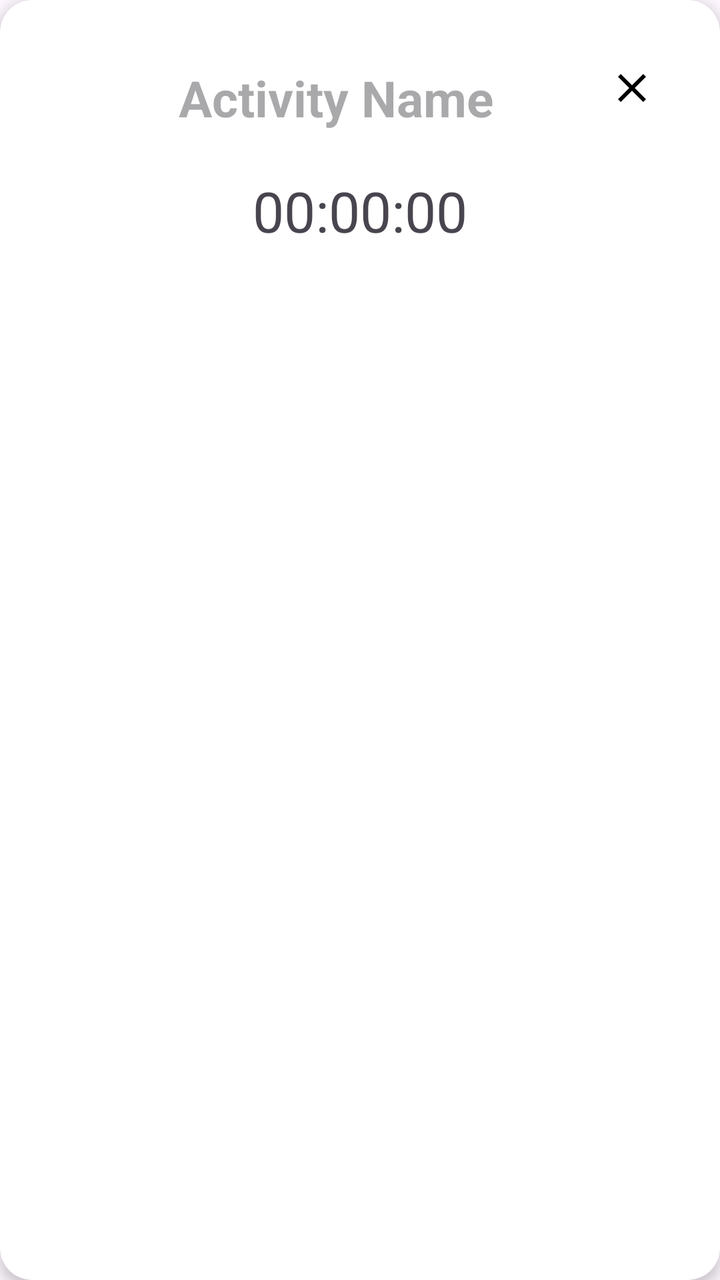
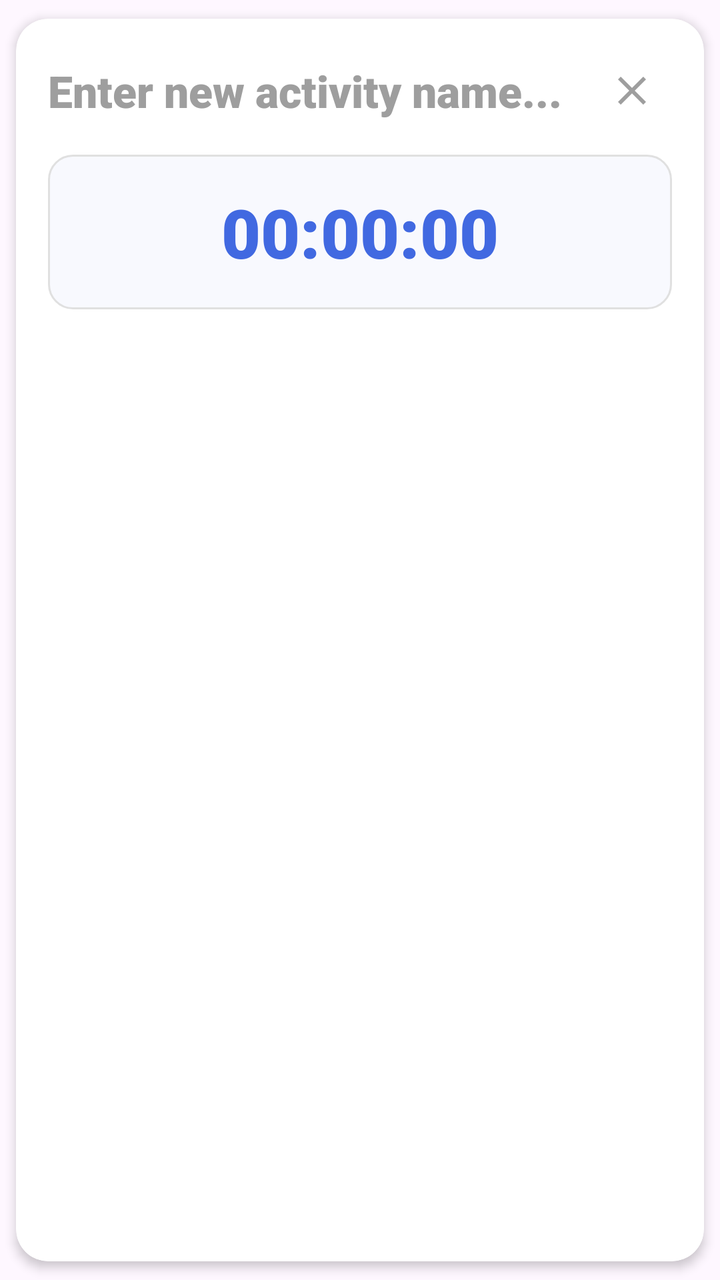

Two renders of the same Android screen: before a commit and after it. Below are the layout's source before the change and the commit's diff.
<!-- AndroidManifest.xml: application theme Theme.ActivityTracker -->
<!-- res/layout/activity_card_item.xml -->
<?xml version="1.0" encoding="utf-8"?>
<androidx.cardview.widget.CardView
    xmlns:android="http://schemas.android.com/apk/res/android"
    xmlns:app="http://schemas.android.com/apk/res-auto"
    android:layout_width="match_parent"
    android:layout_height="wrap_content"
    app:cardCornerRadius="16dp"
    app:cardElevation="4dp"
    android:theme="@style/Base.Theme.ActivityTracker"
    android:layout_margin="8dp">

    <RelativeLayout
        android:id="@+id/main_CardView"
        android:layout_width="match_parent"
        android:layout_height="wrap_content"
        android:padding="16dp">

        
        <LinearLayout
            android:id="@+id/card_front"
            android:layout_width="match_parent"
            android:layout_height="wrap_content"
            android:orientation="vertical">

            
            <LinearLayout
                android:layout_width="match_parent"
                android:layout_height="wrap_content"
                android:orientation="horizontal"
                android:padding="16dp">

                
                <TextView
                    android:id="@+id/activityNameTextView"
                    android:layout_width="0dp"
                    android:layout_weight="1"
                    android:layout_height="wrap_content"
                    android:textSize="25sp"
                    android:textStyle="bold"
                    android:layout_marginStart="8dp"
                    android:layout_marginEnd="8dp"
                    android:gravity="center"
                    android:hint="Activity Name" />

                
                <ImageButton
                    android:id="@+id/closeButton"
                    android:layout_width="wrap_content"
                    android:layout_height="wrap_content"
                    android:src="@drawable/ic_clear"
                    android:background="?android:attr/selectableItemBackground"
                    app:tint="@color/black" />

            </LinearLayout>

            
            <TextView
                android:id="@+id/stopwatchTextView"
                android:layout_width="match_parent"
                android:layout_height="wrap_content"
                android:textSize="28sp"
                android:layout_marginTop="5dp"
                android:layout_marginBottom="5dp"
                android:gravity="center"
                android:text="00:00:00" />

        </LinearLayout>

        
        <LinearLayout
            android:id="@+id/card_back"
            android:layout_width="match_parent"
            android:layout_height="wrap_content"
            android:orientation="vertical"
            android:visibility="gone">

            
            <LinearLayout
                android:layout_width="match_parent"
                android:layout_height="wrap_content"
                android:orientation="horizontal"
                android:padding="16dp">

                
                <ImageButton
                    android:id="@+id/backButton"
                    android:layout_width="wrap_content"
                    android:layout_height="wrap_content"
                    android:src="@drawable/ic_back"
                    android:background="?android:attr/selectableItemBackground"
                    app:tint="@color/black" />

                
                <TextView
                    android:id="@+id/activityNameTextView1"
                    android:layout_width="0dp"
                    android:layout_weight="1"
                    android:layout_height="wrap_content"
                    android:textSize="25sp"
                    android:textStyle="bold"
                    android:layout_marginStart="8dp"
                    android:layout_marginEnd="8dp"
                    android:gravity="center"
                    android:hint="Activity Name" />

            </LinearLayout>

            
            <TextView
                android:id="@+id/backTextView1"
                android:layout_width="match_parent"
                android:layout_height="wrap_content"
                android:text=" "
                android:textSize="18sp"
                android:padding="8dp" />

            <TextView
                android:id="@+id/backTextView2"
                android:layout_width="match_parent"
                android:layout_height="wrap_content"
                android:text=" "
                android:textSize="18sp"
                android:padding="8dp" />

            <TextView
                android:id="@+id/backTextView3"
                android:layout_width="match_parent"
                android:layout_height="wrap_content"
                android:text=" "
                android:visibility="gone"
                android:textSize="18sp"
                android:padding="8dp" />

        </LinearLayout>
    </RelativeLayout>
</androidx.cardview.widget.CardView>
<!-- resources referenced by this layout -->
<resources>
  <color name="black">#FF000000</color>
  <!-- drawable ic_back (drawable) -->
  <?xml version="1.0" encoding="utf-8"?>
  <vector
      android:height="24dp"
      android:width="24dp"
      android:viewportWidth="24"
      android:viewportHeight="24"
      xmlns:android="http://schemas.android.com/apk/res/android">
  
      <path
          android:fillColor="#FFFFFF"
          android:pathData="M20,11H7.83l5.59,-5.59L12,4l-8,8 8,8 1.41,-1.41L7.83,13H20v-2z"/>
  </vector>
  <!-- drawable ic_clear (drawable) -->
  <?xml version="1.0" encoding="utf-8"?>
  <vector android:height="24dp"
      android:viewportHeight="24"
      android:viewportWidth="24"
      android:width="24dp"
      xmlns:android="http://schemas.android.com/apk/res/android">
      <path
          android:fillColor="@color/black"
          android:pathData="M19,6.41L17.59,5 12,10.59 6.41,5 5,6.41 10.59,12 5,17.59 6.41,19 12,13.41 17.59,19 19,17.59 13.41,12z" />
  </vector>
  <style name="Base.Theme.ActivityTracker" parent="Theme.Material3.DayNight.NoActionBar">
          
          
  
          <item name="colorPrimary">@color/colorRoyalBlue</item>
          <item name="colorPrimaryVariant">@color/colorDodgerBlue</item>
          <item name="colorOnPrimary">@color/white</item>
          
          <item name="colorSecondary">@color/colorRoyalBlue</item>
          <item name="colorSecondaryVariant">@color/colorLightYellow</item>
          <item name="colorOnSecondary">@color/black</item>
          
          <item name="android:statusBarColor">@color/colorBoundaryBlue</item>
      </style>
  <style name="Theme.ActivityTracker" parent="Base.Theme.ActivityTracker" />
  <color name="colorRoyalBlue">#4169E1</color>
  <color name="colorDodgerBlue">#1E90FF</color>
  <color name="white">#FFFFFFFF</color>
  <color name="colorLightYellow">#FFFFE0</color>
  <color name="colorBoundaryBlue">#1E88E5</color>
</resources>

<!-- the commit's change to res/layout/activity_card_item.xml (unified diff, before → after) -->
@@ -4,16 +4,19 @@
     xmlns:app="http://schemas.android.com/apk/res-auto"
     android:layout_width="match_parent"
     android:layout_height="wrap_content"
-    app:cardCornerRadius="16dp"
-    app:cardElevation="4dp"
-    android:theme="@style/Base.Theme.ActivityTracker"
-    android:layout_margin="8dp">
+    android:layout_marginHorizontal="@dimen/margin_large"
+    android:layout_marginVertical="@dimen/margin_standard"
+    app:cardCornerRadius="@dimen/card_corner_radius"
+    app:cardElevation="@dimen/card_elevation"
+    app:cardBackgroundColor="@color/white"
+    app:cardUseCompatPadding="true"
+    android:theme="@style/Base.Theme.ActivityTracker">
 
     <RelativeLayout
         android:id="@+id/main_CardView"
         android:layout_width="match_parent"
         android:layout_height="wrap_content"
-        android:padding="16dp">
+        android:padding="@dimen/padding_large">
 
         
         <LinearLayout
@@ -27,29 +30,34 @@
                 android:layout_width="match_parent"
                 android:layout_height="wrap_content"
                 android:orientation="horizontal"
-                android:padding="16dp">
+                android:gravity="center_vertical"
+                android:layout_marginBottom="@dimen/margin_medium">
 
                 
                 <TextView
                     android:id="@+id/activityNameTextView"
                     android:layout_width="0dp"
+                    android:layout_height="wrap_content"
                     android:layout_weight="1"
-                    android:layout_height="wrap_content"
-                    android:textSize="25sp"
-                    android:textStyle="bold"
-                    android:layout_marginStart="8dp"
-                    android:layout_marginEnd="8dp"
-                    android:gravity="center"
-                    android:hint="Activity Name" />
+                    android:textSize="@dimen/text_size_heading"
+                    android:fontFamily="sans-serif-black"
+                    android:textColor="@color/black"
+                    android:gravity="start|center_vertical"
+                    android:ellipsize="end"
+                    android:maxLines="1"
+                    android:hint="@string/hint_activity_name"
+                    android:textColorHint="@color/light_gray" />
 
                 
                 <ImageButton
                     android:id="@+id/closeButton"
-                    android:layout_width="wrap_content"
-                    android:layout_height="wrap_content"
+                    android:layout_width="@dimen/icon_button_size"
+                    android:layout_height="@dimen/icon_button_size"
+                    android:layout_marginStart="@dimen/margin_standard"
                     android:src="@drawable/ic_clear"
-                    android:background="?android:attr/selectableItemBackground"
-                    app:tint="@color/black" />
+                    android:contentDescription="@string/cd_close_activity"
+                    android:background="?android:attr/selectableItemBackgroundBorderless"
+                    app:tint="@color/light_gray" />
 
             </LinearLayout>
 
@@ -58,11 +66,13 @@
                 android:id="@+id/stopwatchTextView"
                 android:layout_width="match_parent"
                 android:layout_height="wrap_content"
-                android:textSize="28sp"
-                android:layout_marginTop="5dp"
-                android:layout_marginBottom="5dp"
+                android:background="@drawable/bg_timer_container"
+                android:textSize="@dimen/text_size_timer"
+                android:fontFamily="sans-serif-black"
+                android:textColor="@color/colorRoyalBlue"
                 android:gravity="center"
-                android:text="00:00:00" />
+                android:paddingVertical="@dimen/padding_large"
+                android:text="@string/timer_default_value" />
 
         </LinearLayout>
 
@@ -79,29 +89,34 @@
                 android:layout_width="match_parent"
                 android:layout_height="wrap_content"
                 android:orientation="horizontal"
-                android:padding="16dp">
+                android:gravity="center_vertical"
+                android:layout_marginBottom="@dimen/margin_medium">
 
                 
                 <ImageButton
                     android:id="@+id/backButton"
-                    android:layout_width="wrap_content"
-                    android:layout_height="wrap_content"
+                    android:layout_width="@dimen/icon_button_size"
+                    android:layout_height="@dimen/icon_button_size"
+                    android:layout_marginEnd="@dimen/margin_standard"
                     android:src="@drawable/ic_back"
-                    android:background="?android:attr/selectableItemBackground"
-                    app:tint="@color/black" />
+                    android:contentDescription="@string/cd_flip_back"
+                    android:background="?android:attr/selectableItemBackgroundBorderless"
+                    app:tint="@color/colorRoyalBlue" />
 
                 
                 <TextView
                     android:id="@+id/activityNameTextView1"
                     android:layout_width="0dp"
+                    android:layout_height="wrap_content"
                     android:layout_weight="1"
-                    android:layout_height="wrap_content"
-                    android:textSize="25sp"
-                    android:textStyle="bold"
-                    android:layout_marginStart="8dp"
-                    android:layout_marginEnd="8dp"
-                    android:gravity="center"
-                    android:hint="Activity Name" />
+                    android:textSize="@dimen/text_size_heading"
+                    android:fontFamily="sans-serif-black"
+                    android:textColor="@color/black"
+                    android:gravity="start|center_vertical"
+                    android:ellipsize="end"
+                    android:maxLines="1"
+                    android:hint="@string/hint_activity_name"
+                    android:textColorHint="@color/light_gray" />
 
             </LinearLayout>
 
@@ -110,27 +125,40 @@
                 android:id="@+id/backTextView1"
                 android:layout_width="match_parent"
                 android:layout_height="wrap_content"
-                android:text=" "
-                android:textSize="18sp"
-                android:padding="8dp" />
+                android:background="@drawable/bg_detail_row"
+                android:textSize="@dimen/text_size_body"
+                android:fontFamily="sans-serif-medium"
+                android:textColor="@color/black"
+                android:padding="@dimen/padding_medium"
+                android:layout_marginBottom="@dimen/margin_standard"
+                android:text="@string/default_empty_value" />
 
             <TextView
                 android:id="@+id/backTextView2"
                 android:layout_width="match_parent"
                 android:layout_height="wrap_content"
-                android:text=" "
-                android:textSize="18sp"
-                android:padding="8dp" />
+                android:background="@drawable/bg_detail_row"
+                android:textSize="@dimen/text_size_body"
+                android:fontFamily="sans-serif-medium"
+                android:textColor="@color/black"
+                android:padding="@dimen/padding_medium"
+                android:layout_marginBottom="@dimen/margin_standard"
+                android:text="@string/default_empty_value" />
 
             <TextView
                 android:id="@+id/backTextView3"
                 android:layout_width="match_parent"
                 android:layout_height="wrap_content"
-                android:text=" "
+                android:background="@drawable/bg_detail_row"
+                android:textSize="@dimen/text_size_body"
+                android:fontFamily="sans-serif-medium"
+                android:textColor="@color/black"
+                android:padding="@dimen/padding_medium"
                 android:visibility="gone"
-                android:textSize="18sp"
-                android:padding="8dp" />
+                android:text="@string/default_empty_value" />
 
         </LinearLayout>
+
     </RelativeLayout>
+
 </androidx.cardview.widget.CardView>
<!-- resource entries referenced after the edit -->
@@ -1,6 +1,6 @@
 <!-- resources referenced by this layout -->
 <resources>
-  <color name="black">#FF000000</color>
+  <color name="black">#FF1A1C1E</color>
   <!-- drawable ic_back (drawable) -->
   <?xml version="1.0" encoding="utf-8"?>
   <vector
@@ -25,6 +25,11 @@
           android:fillColor="@color/black"
           android:pathData="M19,6.41L17.59,5 12,10.59 6.41,5 5,6.41 10.59,12 5,17.59 6.41,19 12,13.41 17.59,19 19,17.59 13.41,12z" />
   </vector>
+  <string name="cd_close_activity">Close Activity</string>
+  <string name="cd_flip_back">Back to Timer</string>
+  <string name="default_empty_value">--</string>
+  <string name="hint_activity_name">Enter new activity name...</string>
+  <string name="timer_default_value">00:00:00</string>
   <style name="Base.Theme.ActivityTracker" parent="Theme.Material3.DayNight.NoActionBar">
           
           
@@ -40,9 +45,41 @@
           <item name="android:statusBarColor">@color/colorBoundaryBlue</item>
       </style>
   <style name="Theme.ActivityTracker" parent="Base.Theme.ActivityTracker" />
+  <color name="surface_light">#F8F9FE</color>
+  <color name="border_gray">#E0E0E0</color>
+  <dimen name="badge_corner_radius">12dp</dimen>
   <color name="colorRoyalBlue">#4169E1</color>
+  <color name="light_gray">#9E9E9E</color>
   <color name="colorDodgerBlue">#1E90FF</color>
   <color name="white">#FFFFFFFF</color>
+  <dimen name="card_corner_radius">16dp</dimen>
+  <dimen name="card_elevation">3dp</dimen>
+  <dimen name="icon_button_size">40dp</dimen>
+  <dimen name="margin_large">16dp</dimen>
+  <dimen name="margin_medium">12dp</dimen>
+  <dimen name="margin_standard">8dp</dimen>
+  <dimen name="padding_large">16dp</dimen>
+  <dimen name="padding_medium">12dp</dimen>
+  <dimen name="text_size_body">14sp</dimen>
+  <dimen name="text_size_heading">22sp</dimen>
+  <dimen name="text_size_timer">34sp</dimen>
+  <!-- drawable bg_detail_row (drawable) -->
+  <?xml version="1.0" encoding="utf-8"?>
+  <shape xmlns:android="http://schemas.android.com/apk/res/android"
+      android:shape="rectangle">
+      <solid android:color="@color/surface_light" />
+      <corners android:radius="@dimen/margin_standard" />
+  </shape>
+  <!-- drawable bg_timer_container (drawable) -->
+  <?xml version="1.0" encoding="utf-8"?>
+  <shape xmlns:android="http://schemas.android.com/apk/res/android"
+      android:shape="rectangle">
+      <solid android:color="@color/surface_light" />
+      <stroke
+          android:width="1dp"
+          android:color="@color/border_gray" />
+      <corners android:radius="@dimen/badge_corner_radius" />
+  </shape>
   <color name="colorLightYellow">#FFFFE0</color>
   <color name="colorBoundaryBlue">#1E88E5</color>
 </resources>
